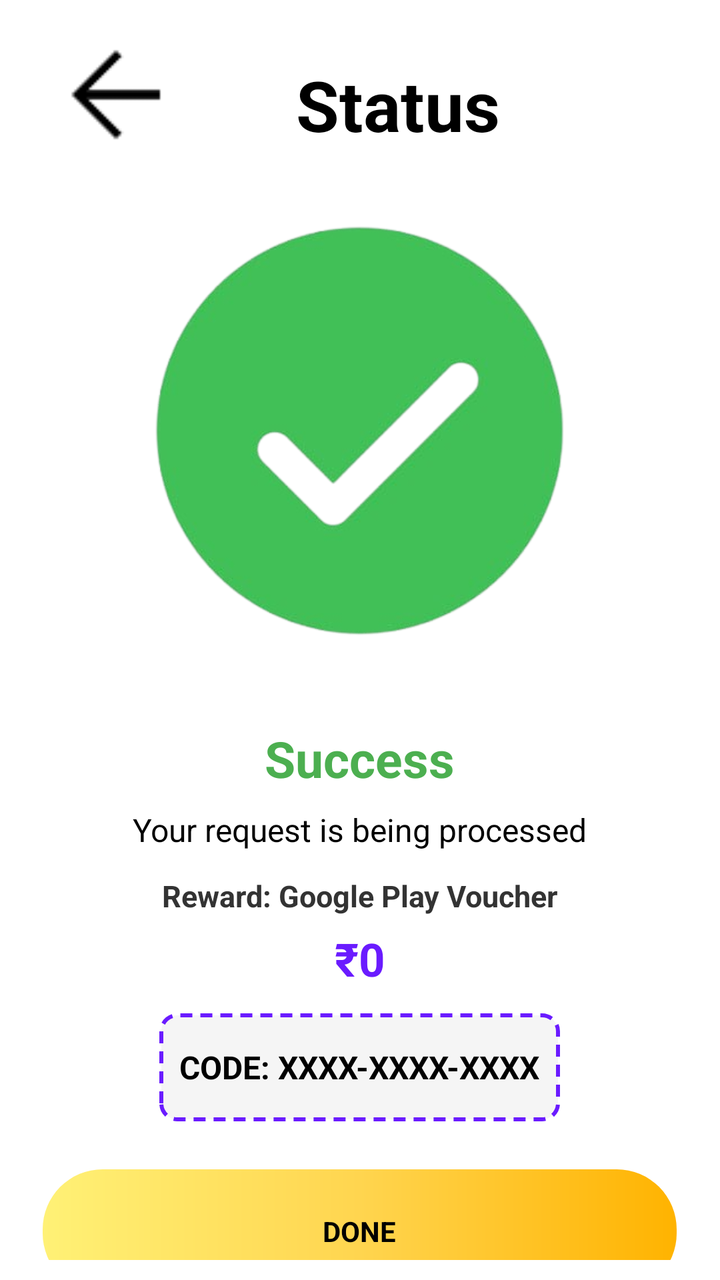
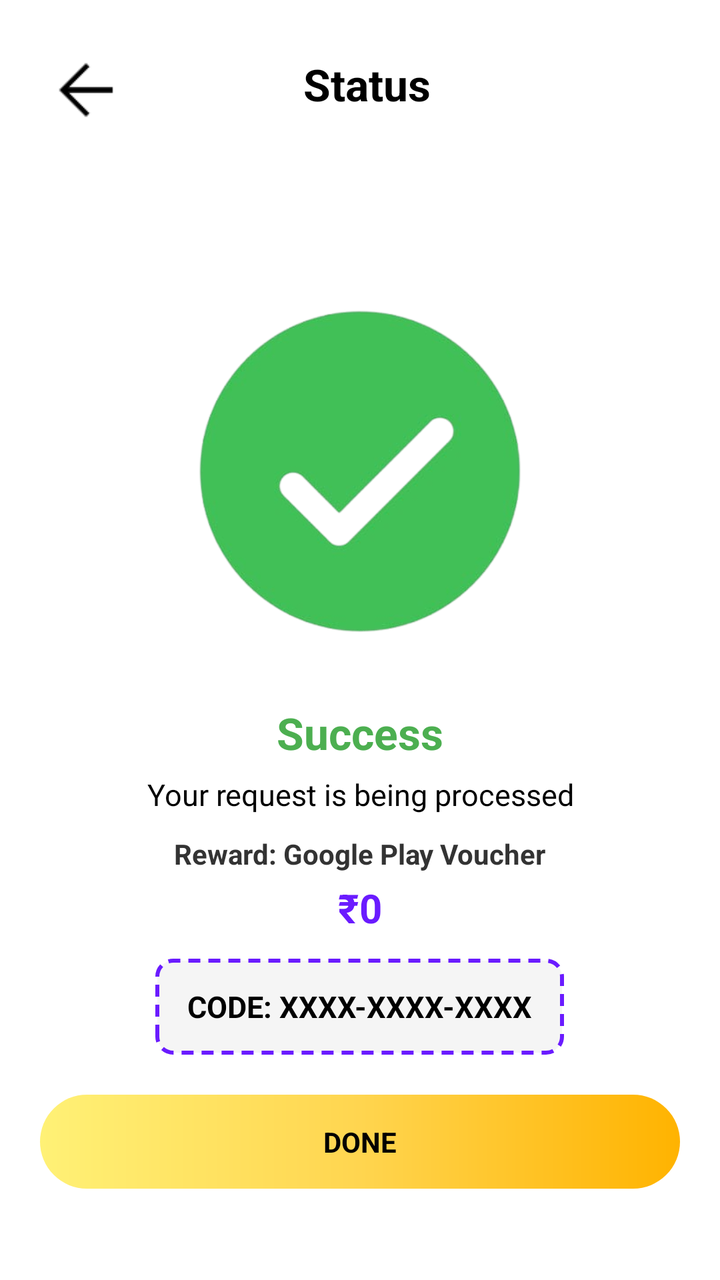

The first picture is an Android layout as it rendered before a commit; the second is the same layout after the commit. The layout source and the unified diff follow.
<!-- AndroidManifest.xml: application theme Theme.RGamer -->
<!-- res/layout/activity_withdraw_success.xml -->
<?xml version="1.0" encoding="utf-8"?>
<LinearLayout xmlns:android="http://schemas.android.com/apk/res/android"
    android:layout_width="match_parent"
    android:layout_height="match_parent"
    android:orientation="vertical"
    android:background="#FFFFFF">

    
    <LinearLayout
        android:layout_width="match_parent"
        android:layout_height="95dp"
        android:gravity="center_vertical"
        android:paddingHorizontal="16dp">

        <ImageView
            android:id="@+id/btnBack"
            android:layout_width="84dp"
            android:layout_height="66dp"
            android:contentDescription="Back"
            android:src="@drawable/back_arrow" />

        <TextView
            android:layout_width="198dp"
            android:layout_height="66dp"
            android:layout_marginTop="5dp"
            android:gravity="center"
            android:text="Status"
            android:textColor="@color/black"
            android:textSize="35sp"
            android:textStyle="bold" />
    </LinearLayout>

    
    <LinearLayout
        android:layout_width="match_parent"
        android:layout_height="0dp"
        android:layout_weight="1"
        android:orientation="vertical"
        android:layout_marginTop="0dp"
        android:layout_gravity="center"
        android:gravity="center"
        android:padding="10dp"
        android:paddingTop="5dp">

        

        

        <ImageView
            android:id="@+id/imgSuccess"
            android:layout_width="259dp"
            android:layout_height="254dp"
            android:layout_marginBottom="20dp"
            android:contentDescription="Success"
            android:src="@drawable/ic_success" />

        <TextView
            android:id="@+id/txtTitle"
            android:layout_width="wrap_content"
            android:layout_height="wrap_content"
            android:text="Success"
            android:textSize="25sp"
            android:textStyle="bold"
            android:textColor="@color/color_green"
            android:layout_marginBottom="8dp" />

        
        <TextView
            android:id="@+id/txtMessage"
            android:layout_width="wrap_content"
            android:layout_height="wrap_content"
            android:text="Your request is being processed"
            android:textSize="16sp"
            android:textColor="@color/black"
            android:gravity="center"
            android:layout_marginBottom="12dp" />

        
        <TextView
            android:id="@+id/txtRewardType"
            android:layout_width="wrap_content"
            android:layout_height="wrap_content"
            android:layout_marginBottom="6dp"
            android:text="Reward: Google Play Voucher"
            android:textColor="#333333"
            android:textSize="15sp"
            android:textStyle="bold" />

        
        <TextView
            android:id="@+id/txtAmount"
            android:layout_width="wrap_content"
            android:layout_height="wrap_content"
            android:layout_marginBottom="12dp"
            android:text="₹0"
            android:textColor="#6A1BFF"
            android:textSize="23sp"
            android:textStyle="bold" />

        
        <TextView
            android:id="@+id/txtVoucherCode"
            android:layout_width="wrap_content"
            android:layout_height="54dp"
            android:gravity="center"
            android:layout_marginBottom="24dp"
            android:background="@drawable/bg_voucher_code"
            android:padding="10dp"
            android:text="CODE: XXXX-XXXX-XXXX"
            android:textColor="#000000"
            android:textSize="16sp"
            android:textStyle="bold"
            android:clickable="true"
            android:focusable="true" />

        
        <TextView
            android:id="@+id/btnDone"
            android:layout_width="317dp"
            android:layout_height="62dp"
            android:background="@drawable/bg_button_ripple"
            android:gravity="center"
            android:padding="14dp"
            android:text="DONE"
            android:textColor="@color/black"
            android:textStyle="bold" />
    </LinearLayout>

</LinearLayout>
<!-- resources referenced by this layout -->
<resources>
  <color name="black">#FF000000</color>
  <color name="color_green">#4CAF50</color>
  <!-- drawable back_arrow: png bitmap (drawable, 429 bytes) -->
  <!-- drawable bg_button_ripple (drawable) -->
  <?xml version="1.0" encoding="utf-8"?>
  <ripple xmlns:android="http://schemas.android.com/apk/res/android"
      android:color="#40FFFFFF">
  
      
      <item android:id="@android:id/mask">
          <shape android:shape="rectangle">
              <corners android:radius="30dp"/>
              <solid android:color="@android:color/white"/>
          </shape>
      </item>
  
      
      <item>
          <shape android:shape="rectangle">
  
              <gradient
                  android:type="linear"
                  android:angle="0"
                  android:startColor="#FFF176"
              android:centerColor="#FFD54F"
              android:endColor="#FFB300"/>
  
              <corners android:radius="30dp"/>
  
          </shape>
      </item>
  
  </ripple>
  <!-- drawable bg_voucher_code (drawable) -->
  <?xml version="1.0" encoding="utf-8"?>
  <shape xmlns:android="http://schemas.android.com/apk/res/android"
      android:shape="rectangle">
  
      
      <solid android:color="#F5F5F5"/>
  
      
      <corners android:radius="8dp"/>
  
      
      <stroke
          android:width="2dp"
          android:color="#6A1BFF"
          android:dashWidth="6dp"
          android:dashGap="4dp"/>
  
      
      <padding
          android:left="12dp"
          android:top="10dp"
          android:right="12dp"
          android:bottom="10dp"/>
  </shape>
  <!-- drawable ic_success: png bitmap (drawable, 60209 bytes) -->
  <style name="Theme.RGamer" parent="Base.Theme.RGamer" />
  <style name="Base.Theme.RGamer" parent="Theme.Material3.DayNight.NoActionBar">
          
          
      </style>
</resources>

<!-- the commit's change to res/layout/activity_withdraw_success.xml (unified diff, before → after) -->
@@ -7,27 +7,35 @@
 
     
     <LinearLayout
-        android:layout_width="match_parent"
-        android:layout_height="95dp"
+        android:layout_width="430dp"
+        android:layout_height="90dp"
         android:gravity="center_vertical"
         android:paddingHorizontal="16dp">
 
+        
         <ImageView
             android:id="@+id/btnBack"
-            android:layout_width="84dp"
-            android:layout_height="66dp"
+            android:layout_width="wrap_content"
+            android:layout_height="40dp"
             android:contentDescription="Back"
             android:src="@drawable/back_arrow" />
 
+        
         <TextView
-            android:layout_width="198dp"
-            android:layout_height="66dp"
-            android:layout_marginTop="5dp"
-            android:gravity="center"
+            android:id="@+id/txtHeader"
+            android:layout_width="311dp"
+            android:layout_height="35dp"
+            android:layout_weight="1"
+            android:gravity="center_horizontal"
             android:text="Status"
             android:textColor="@color/black"
-            android:textSize="35sp"
+            android:textSize="22sp"
             android:textStyle="bold" />
+
+        
+        <View
+            android:layout_width="117dp"
+            android:layout_height="80dp" />
     </LinearLayout>
 
     
@@ -36,33 +44,28 @@
         android:layout_height="0dp"
         android:layout_weight="1"
         android:orientation="vertical"
-        android:layout_marginTop="0dp"
-        android:layout_gravity="center"
         android:gravity="center"
-        android:padding="10dp"
-        android:paddingTop="5dp">
+        android:padding="20dp">
 
         
+        <ImageView
+            android:id="@+id/imgSuccess"
+            android:layout_width="200dp"
+            android:layout_height="200dp"
+            android:layout_marginBottom="16dp"
+            android:src="@drawable/ic_success"
+            android:contentDescription="Success" />
 
         
-
-        <ImageView
-            android:id="@+id/imgSuccess"
-            android:layout_width="259dp"
-            android:layout_height="254dp"
-            android:layout_marginBottom="20dp"
-            android:contentDescription="Success"
-            android:src="@drawable/ic_success" />
-
         <TextView
             android:id="@+id/txtTitle"
             android:layout_width="wrap_content"
             android:layout_height="wrap_content"
             android:text="Success"
-            android:textSize="25sp"
+            android:textSize="22sp"
             android:textStyle="bold"
             android:textColor="@color/color_green"
-            android:layout_marginBottom="8dp" />
+            android:layout_marginBottom="6dp" />
 
         
         <TextView
@@ -70,54 +73,54 @@
             android:layout_width="wrap_content"
             android:layout_height="wrap_content"
             android:text="Your request is being processed"
-            android:textSize="16sp"
+            android:textSize="15sp"
             android:textColor="@color/black"
             android:gravity="center"
-            android:layout_marginBottom="12dp" />
+            android:layout_marginBottom="10dp" />
 
         
         <TextView
             android:id="@+id/txtRewardType"
             android:layout_width="wrap_content"
             android:layout_height="wrap_content"
-            android:layout_marginBottom="6dp"
             android:text="Reward: Google Play Voucher"
+            android:textSize="14sp"
+            android:textStyle="bold"
             android:textColor="#333333"
-            android:textSize="15sp"
-            android:textStyle="bold" />
+            android:layout_marginBottom="4dp" />
 
         
         <TextView
             android:id="@+id/txtAmount"
             android:layout_width="wrap_content"
             android:layout_height="wrap_content"
-            android:layout_marginBottom="12dp"
             android:text="₹0"
+            android:textSize="20sp"
+            android:textStyle="bold"
             android:textColor="#6A1BFF"
-            android:textSize="23sp"
-            android:textStyle="bold" />
+            android:layout_marginBottom="12dp" />
 
         
         <TextView
             android:id="@+id/txtVoucherCode"
             android:layout_width="wrap_content"
-            android:layout_height="54dp"
+            android:layout_height="48dp"
             android:gravity="center"
-            android:layout_marginBottom="24dp"
+            android:paddingHorizontal="16dp"
             android:background="@drawable/bg_voucher_code"
-            android:padding="10dp"
             android:text="CODE: XXXX-XXXX-XXXX"
             android:textColor="#000000"
-            android:textSize="16sp"
+            android:textSize="15sp"
             android:textStyle="bold"
+            android:layout_marginBottom="20dp"
             android:clickable="true"
             android:focusable="true" />
 
         
         <TextView
             android:id="@+id/btnDone"
-            android:layout_width="317dp"
-            android:layout_height="62dp"
+            android:layout_width="match_parent"
+            android:layout_height="wrap_content"
             android:background="@drawable/bg_button_ripple"
             android:gravity="center"
             android:padding="14dp"
